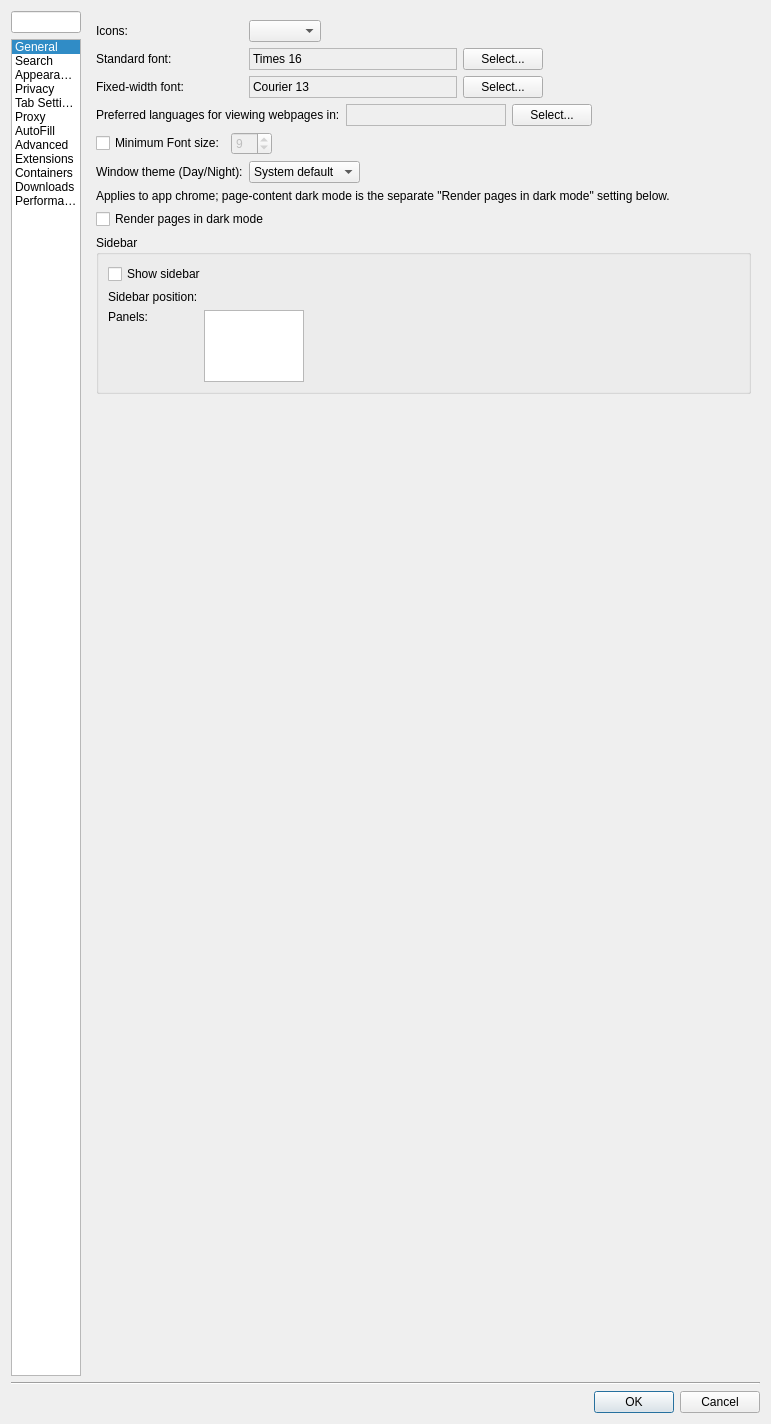
Old version of the form src/settings.ui in the repository IT-Space-2026/arktos.
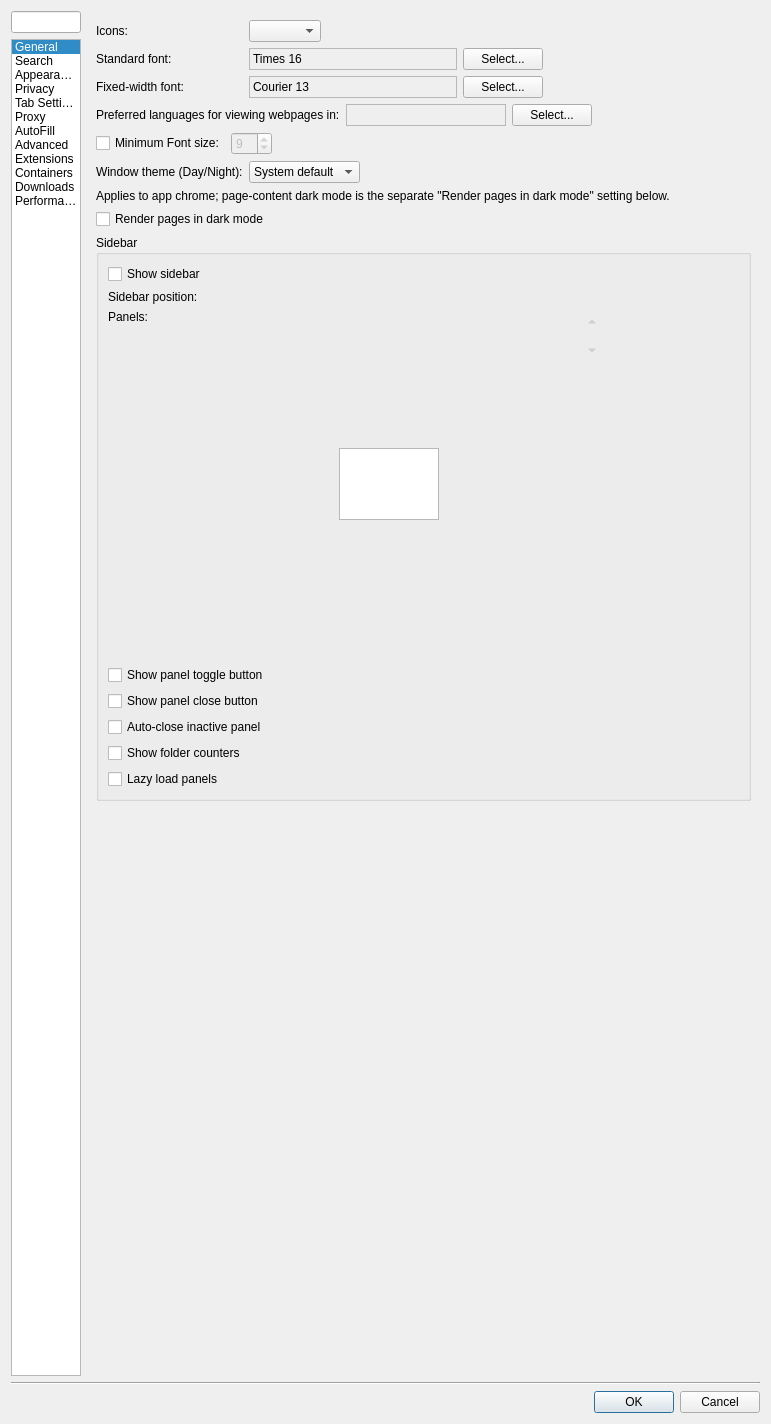
New version of the form. The open tabs and pages were chosen to show the change. Custom widgets are drawn as their Qt base class.

Commit message: SIDE09: sidebar panel reorder + working panel options

```diff
--- a/src/settings.ui
+++ b/src/settings.ui
@@ -1510,21 +1510,130 @@
            </widget>
           </item>
           <item row="2" column="1" colspan="2">
-           <widget class="QListWidget" name="sidebarPanelsList">
-            <property name="sizePolicy">
-             <sizepolicy hsizetype="Maximum" vsizetype="Maximum">
-              <horstretch>0</horstretch>
-              <verstretch>0</verstretch>
-             </sizepolicy>
+           <layout class="QHBoxLayout" name="sidebarPanelsRow">
+            <item>
+             <widget class="QListWidget" name="sidebarPanelsList">
+              <property name="sizePolicy">
+               <sizepolicy hsizetype="Maximum" vsizetype="Maximum">
+                <horstretch>0</horstretch>
+                <verstretch>0</verstretch>
+               </sizepolicy>
+              </property>
+              <property name="sizeAdjustPolicy">
+               <enum>QAbstractScrollArea::AdjustToContents</enum>
+              </property>
+              <property name="toolTip">
+               <string>Which panels appear in the sidebar rail. Hidden panels are not loaded.</string>
+              </property>
+              <property name="accessibleName">
+               <string>Sidebar panels</string>
+              </property>
+             </widget>
+            </item>
+            <item>
+             <layout class="QVBoxLayout" name="sidebarPanelOrderLayout">
+              <item>
+               <widget class="QToolButton" name="sidebarPanelUpButton">
+                <property name="enabled">
+                 <bool>false</bool>
+                </property>
+                <property name="toolTip">
+                 <string>Move the selected panel up in the sidebar rail.</string>
+                </property>
+                <property name="accessibleName">
+                 <string>Move panel up</string>
+                </property>
+                <property name="arrowType">
+                 <enum>Qt::UpArrow</enum>
+                </property>
+                <property name="autoRaise">
+                 <bool>true</bool>
+                </property>
+               </widget>
+              </item>
+              <item>
+               <widget class="QToolButton" name="sidebarPanelDownButton">
+                <property name="enabled">
+                 <bool>false</bool>
+                </property>
+                <property name="toolTip">
+                 <string>Move the selected panel down in the sidebar rail.</string>
+                </property>
+                <property name="accessibleName">
+                 <string>Move panel down</string>
+                </property>
+                <property name="arrowType">
+                 <enum>Qt::DownArrow</enum>
+                </property>
+                <property name="autoRaise">
+                 <bool>true</bool>
+                </property>
+               </widget>
+              </item>
+              <item>
+               <spacer name="sidebarPanelOrderSpacer">
+                <property name="orientation">
+                 <enum>Qt::Vertical</enum>
+                </property>
+                <property name="sizeHint" stdset="0">
+                 <size>
+                  <width>20</width>
+                  <height>0</height>
+                 </size>
+                </property>
+               </spacer>
+              </item>
+             </layout>
+            </item>
+           </layout>
+          </item>
+          <item row="3" column="0" colspan="3">
+           <widget class="QCheckBox" name="sidebarShowToggleCheck">
+            <property name="toolTip">
+             <string>Show the small fold button at the bottom of the sidebar rail that hides the panel.</string>
             </property>
-            <property name="sizeAdjustPolicy">
-             <enum>QAbstractScrollArea::AdjustToContents</enum>
+            <property name="text">
+             <string>Show panel toggle button</string>
             </property>
+           </widget>
+          </item>
+          <item row="4" column="0" colspan="3">
+           <widget class="QCheckBox" name="sidebarShowCloseCheck">
             <property name="toolTip">
              <string>Which panels appear in the sidebar rail. Hidden panels are not loaded.</string>
             </property>
-            <property name="accessibleName">
-             <string>Sidebar panels</string>
+            <property name="text">
+             <string>Show panel close button</string>
+            </property>
+           </widget>
+          </item>
+          <item row="5" column="0" colspan="3">
+           <widget class="QCheckBox" name="sidebarAutoCloseCheck">
+            <property name="toolTip">
+             <string>Hide the sidebar automatically when you move focus back to the page or another part of the window.</string>
+            </property>
+            <property name="text">
+             <string>Auto-close inactive panel</string>
+            </property>
+           </widget>
+          </item>
+          <item row="6" column="0" colspan="3">
+           <widget class="QCheckBox" name="sidebarFolderCountersCheck">
+            <property name="toolTip">
+             <string>Show the number of bookmarks inside each folder in the sidebar's Bookmarks panel.</string>
+            </property>
+            <property name="text">
+             <string>Show folder counters</string>
+            </property>
+           </widget>
+          </item>
+          <item row="7" column="0" colspan="3">
+           <widget class="QCheckBox" name="sidebarLazyLoadCheck">
+            <property name="toolTip">
+             <string>Build each panel only the first time it is opened, so showing the sidebar does less work up front.</string>
+            </property>
+            <property name="text">
+             <string>Lazy load panels</string>
             </property>
            </widget>
           </item>
```
Left out of the diff: 2 changed lines with no effect on the pictures. The commit also changes 12 other files.
